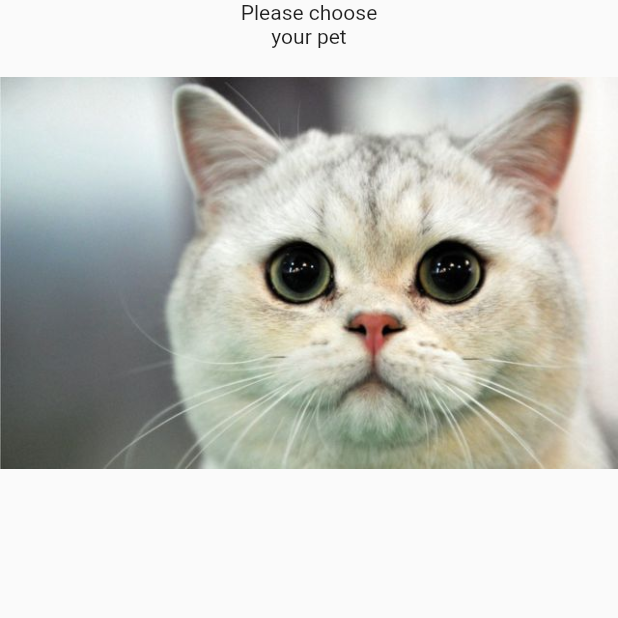
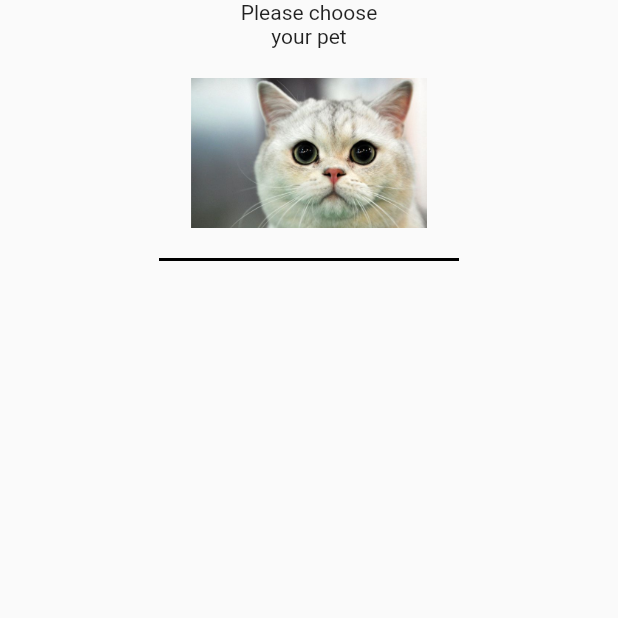
Before and after one commit to aysealmaci/Pet-Hotel, a Flutter app: the screen it shows after launch, on a phone screen of 412 x 824 dp, the top half of it. Run offline on Flutter 3.47's test engine with Material 2 defaults, Android fonts, the phone set to English and light mode, and no system bars.

Commit message:
edit pet page

```diff
--- a/pet_hotel/lib/choose_screen.dart
+++ b/pet_hotel/lib/choose_screen.dart
@@ -1,4 +1,6 @@
 import 'package:flutter/material.dart';
+import 'package:pet_hotel/pet_categories.dart';
+import 'package:pet_hotel/splash_screen.dart';
 
 class ChooseScreen extends StatelessWidget {
   const ChooseScreen({Key? key}) : super(key: key);
@@ -15,7 +17,7 @@ class ChooseScreen extends StatelessWidget {
             Center(
               child: Text("your pet"),
             ),
-            Image.asset("assets/cat.jpg", height: 300),
+            PetCategories(),
           ],
         ),
       ),
--- /dev/null
+++ b/pet_hotel/lib/pet_categories.dart
@@ -0,0 +1,34 @@
+import 'package:flutter/material.dart';
+import 'package:pet_hotel/book_screen.dart';
+
+class PetCategories extends StatelessWidget {
+  const PetCategories({
+    Key? key,
+  }) : super(key: key);
+
+  @override
+  Widget build(BuildContext context) {
+    return Column(
+      children: [
+        SizedBox(
+          height: 20,
+        ),
+        InkWell(
+          onTap: (() {
+            Navigator.push(
+                context, MaterialPageRoute(builder: (context) => BookPage()));
+          }),
+          child: Image.asset("assets/cat.jpg", height: 100),
+        ),
+        SizedBox(
+          height: 20,
+        ),
+        Container(
+          width: 200,
+          height: 2,
+          color: Colors.black,
+        ),
+      ],
+    );
+  }
+}
```
Also changed, not shown: pet_hotel/lib/book_screen.dart (added, +19 -0 lines), 1 other file.
